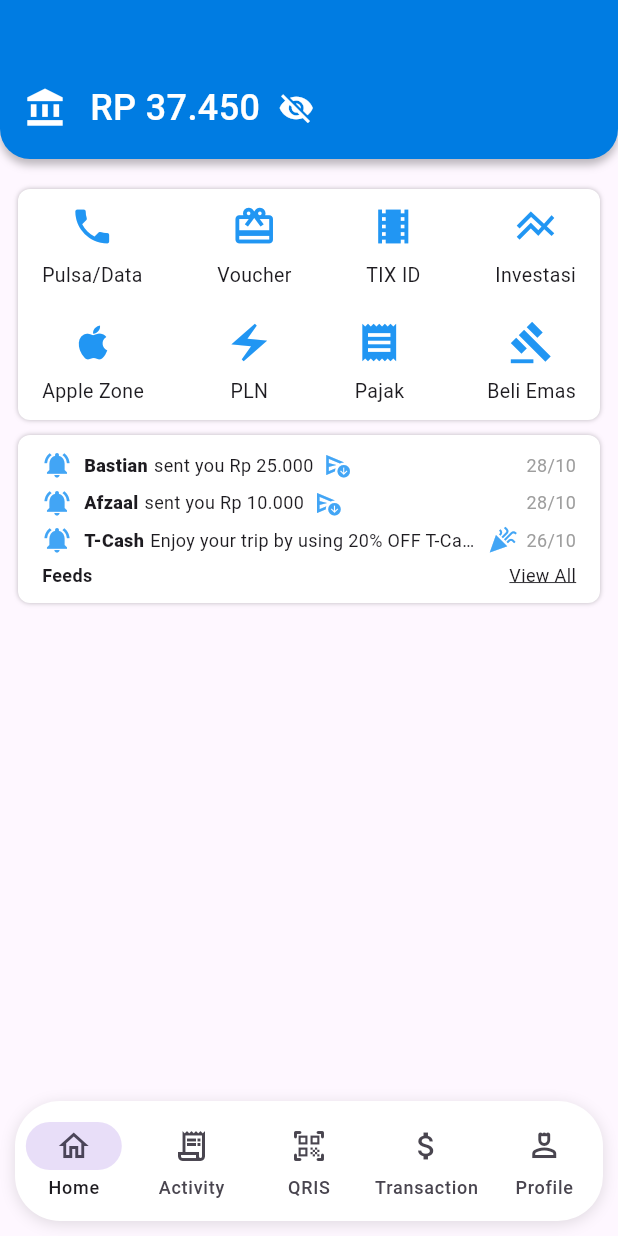
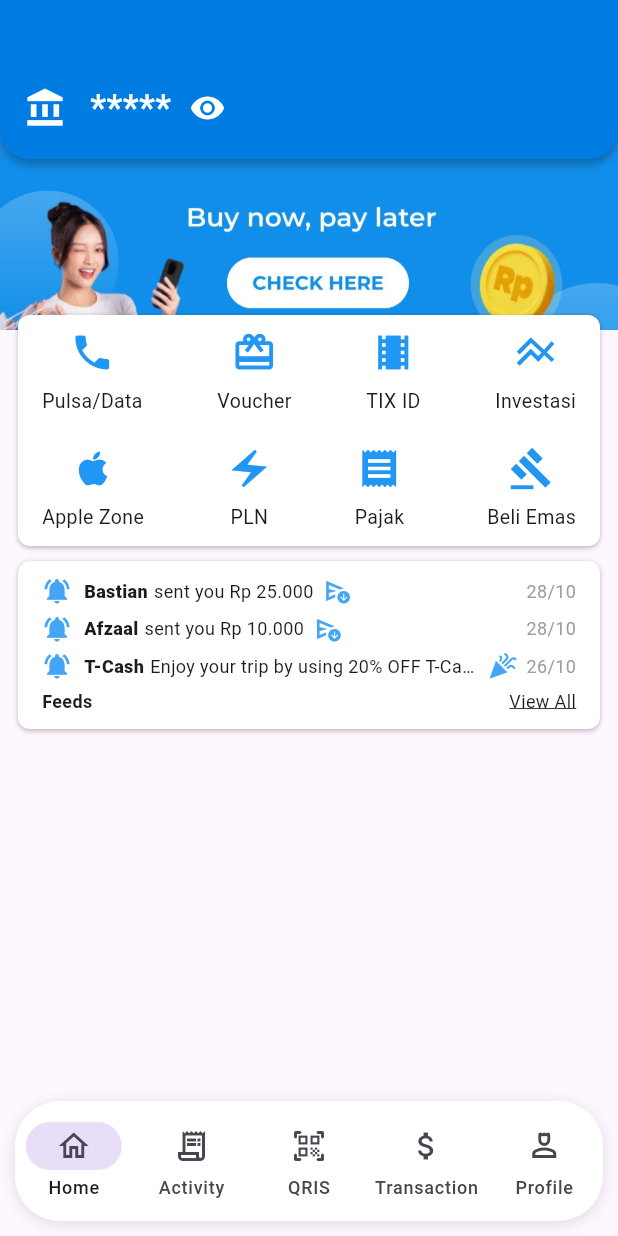
Before and after one commit to SiEncan/T-Cash, a Flutter app: the screen it shows after launch, on a phone screen of 412 x 824 dp. Run offline on Flutter 3.47's test engine with Material 3 defaults, Android fonts, the phone set to English and light mode, and no system bars.

Commit message:
add ads banner, separate top balance widget

```diff
--- a/lib/home_tab.dart
+++ b/lib/home_tab.dart
@@ -1,15 +1,9 @@
 import 'package:fintar/pulsa.dart';
 import 'package:flutter/material.dart';
+import 'package:fintar/widgets/top_balance_widget.dart';
 
-class HomeTab extends StatefulWidget {
+class HomeTab extends StatelessWidget {
   const HomeTab({super.key});
-
-  @override
-  _HomeTabState createState() => _HomeTabState();
-}
-
-class _HomeTabState extends State<HomeTab> {
-  bool _isBalanceVisible = true; // Variabel untuk mengontrol visibilitas saldo
 
   @override
   Widget build(BuildContext context) {
@@ -17,15 +11,30 @@
       body: Stack(
         children: [
           SingleChildScrollView(
+            child: Stack(
+              children: [
+                Stack(children: [
+                  Container(
+                      color: const Color.fromARGB(255, 25, 140, 235),
+                      width: 500,
+                      height: 220),
+                  Positioned(
+                    top: 62, // posisi dari atas
+                    child: Image.asset(
+                      'img/ads.jpg',
+                      width: 412,
+                      height: 200,
+                    ),
+                  )
+                ]),
+                Padding(
                   padding: const EdgeInsets.only(
-                top: 106), // Padding untuk konten di bawah container biru
+                      top: 190), // Padding untuk konten di bawah container biru
                   child: Column(
                     children: [
                       // kumpulan icon fitur
                       Container(
-                  margin:
-                      // const EdgeInsets.symmetric(vertical: 20, horizontal: 12),
-                      const EdgeInsets.fromLTRB(12, 20, 12, 10),
+                        margin: const EdgeInsets.fromLTRB(12, 20, 12, 10),
                         padding: const EdgeInsets.fromLTRB(16, 10, 16, 10),
                         decoration: BoxDecoration(
                           color: Colors.white,
@@ -34,7 +43,7 @@
                             BoxShadow(
                               color: Colors.black26,
                               blurRadius: 2,
-                        // offset: Offset(0, 2),
+                              offset: Offset(0, 1),
                             ),
                           ],
                         ),
@@ -43,21 +52,24 @@
                             Row(
                               mainAxisAlignment: MainAxisAlignment.spaceBetween,
                               children: [
-                          _featureIcon(Icons.phone, 'Pulsa/Data', Colors.blue,
-                              () {
-                            Navigator.of(context)
-                                .push(_createRoute(const Pulsa(), 2.0, 0));
+                                _featureIcon(
+                                    Icons.phone, 'Pulsa/Data', Colors.blue, () {
+                                  Navigator.of(context).push(
+                                      _createRoute(const Pulsa(), 2.0, 0));
                                 }),
                                 _featureIcon(
-                              Icons.card_giftcard, 'Voucher', Colors.blue, () {
+                                    Icons.card_giftcard, 'Voucher', Colors.blue,
+                                    () {
                                   // gesture
                                 }),
                                 _featureIcon(
-                              Icons.local_movies, 'TIX ID', Colors.blue, () {
+                                    Icons.local_movies, 'TIX ID', Colors.blue,
+                                    () {
                                   // gesture
                                 }),
                                 _featureIcon(
-                              Icons.line_axis, 'Investasi', Colors.blue, () {
+                                    Icons.line_axis, 'Investasi', Colors.blue,
+                                    () {
                                   // gesture
                                 }),
                               ],
@@ -66,20 +78,20 @@
                             Row(
                               mainAxisAlignment: MainAxisAlignment.spaceBetween,
                               children: [
-                          _featureIcon(Icons.apple, 'Apple Zone', Colors.blue,
-                              () {
+                                _featureIcon(
+                                    Icons.apple, 'Apple Zone', Colors.blue, () {
+                                  // gesture
+                                }),
+                                _featureIcon(Icons.electric_bolt_sharp, 'PLN',
+                                    Colors.blue, () {
                                   // gesture
                                 }),
                                 _featureIcon(
-                              Icons.electric_bolt_sharp, 'PLN', Colors.blue,
-                              () {
+                                    Icons.receipt, 'Pajak', Colors.blue, () {
                                   // gesture
                                 }),
-                          _featureIcon(Icons.receipt, 'Pajak', Colors.blue, () {
-                            // gesture
-                          }),
-                          _featureIcon(Icons.gavel, 'Beli Emas', Colors.blue,
-                              () {
+                                _featureIcon(
+                                    Icons.gavel, 'Beli Emas', Colors.blue, () {
                                   // gesture
                                 }),
                               ],
@@ -97,7 +109,7 @@
                             BoxShadow(
                               color: Colors.black26,
                               blurRadius: 2,
-                        // offset: Offset(0, 2),
+                              offset: Offset(0, 1),
                             ),
                           ],
                         ),
@@ -112,7 +124,8 @@
                                 const Text(
                                   "Bastian",
                                   style: TextStyle(
-                                fontSize: 12, fontWeight: FontWeight.w800),
+                                      fontSize: 12,
+                                      fontWeight: FontWeight.w800),
                                 ),
                                 const SizedBox(width: 4),
                                 const Text(
@@ -125,7 +138,8 @@
                                 const Spacer(),
                                 const Text(
                                   "28/10",
-                            style: TextStyle(fontSize: 12, color: Colors.grey),
+                                  style: TextStyle(
+                                      fontSize: 12, color: Colors.grey),
                                 ),
                               ],
                             ),
@@ -139,7 +153,8 @@
                                 const Text(
                                   "Afzaal",
                                   style: TextStyle(
-                                fontSize: 12, fontWeight: FontWeight.w800),
+                                      fontSize: 12,
+                                      fontWeight: FontWeight.w800),
                                 ),
                                 const SizedBox(width: 4),
                                 const Text(
@@ -152,7 +167,8 @@
                                 const Spacer(),
                                 const Text(
                                   "28/10",
-                            style: TextStyle(fontSize: 12, color: Colors.grey),
+                                  style: TextStyle(
+                                      fontSize: 12, color: Colors.grey),
                                 ),
                               ],
                             ),
@@ -165,7 +181,8 @@
                                 const Text(
                                   "T-Cash",
                                   style: TextStyle(
-                                fontSize: 12, fontWeight: FontWeight.w800),
+                                      fontSize: 12,
+                                      fontWeight: FontWeight.w800),
                                 ),
                                 const SizedBox(width: 4),
                                 const Flexible(
@@ -182,7 +199,8 @@
                                 const SizedBox(width: 6),
                                 const Text(
                                   "26/10",
-                            style: TextStyle(fontSize: 12, color: Colors.grey),
+                                  style: TextStyle(
+                                      fontSize: 12, color: Colors.grey),
                                 ),
                               ],
                             ),
@@ -192,15 +210,16 @@
                               children: [
                                 const Text(
                                   style: TextStyle(
-                                fontSize: 12, fontWeight: FontWeight.bold),
+                                      fontSize: 12,
+                                      fontWeight: FontWeight.bold),
                                   "Feeds",
                                   textAlign: TextAlign.right,
                                 ),
                                 const Spacer(),
                                 GestureDetector(
                                   onTap: () {
-                              Navigator.of(context)
-                                  .push(_createRoute(const Pulsa(), 0, 1.0));
+                                    Navigator.of(context).push(
+                                        _createRoute(const Pulsa(), 0, 1.0));
                                   },
                                   child: const Text(
                                     "View All",
@@ -218,79 +237,11 @@
                     ],
                   ),
                 ),
-          Container(
-            padding: const EdgeInsets.only(top: 42), // Padding ke atas layar hp
-            height: 106, // Tinggi Container
-            decoration: const BoxDecoration(
-              color: Color.fromARGB(255, 0, 124, 226),
-              borderRadius: BorderRadius.only(
-                bottomLeft: Radius.circular(20),
-                bottomRight: Radius.circular(20),
-              ),
-              boxShadow: [
-                BoxShadow(
-                  color: Colors.black26,
-                  blurRadius: 4,
-                  offset: Offset(0, 4),
-                ),
-              ],
-            ),
-            child: Column(
-              children: [
-                Row(
-                  mainAxisAlignment: MainAxisAlignment.start,
-                  children: [
-                    const Padding(
-                      padding:
-                          EdgeInsets.all(16.0), // Jarak antara icon dan tepi
-                      child: Icon(
-                        Icons.account_balance,
-                        color: Colors.white,
-                        size: 28,
-                      ),
-                    ),
-                    // Widget menampilkan saldo
-                    _BalanceDisplay(isVisible: _isBalanceVisible),
-                    // Tombol hide/unhide saldo
-                    IconButton(
-                      icon: Icon(
-                        _isBalanceVisible
-                            ? Icons.visibility_off
-                            : Icons.visibility,
-                        color: Colors.white,
-                      ),
-                      onPressed: () {
-                        setState(() {
-                          _isBalanceVisible =
-                              !_isBalanceVisible; // Toggle saldo visibility
-                        });
-                      },
-                    ),
-                  ],
-                ),
               ],
             ),
           ),
+          const BalanceDisplayWidget()
         ],
-      ),
-    );
-  }
-}
-
-// Widget untuk menampilkan saldo
-class _BalanceDisplay extends StatelessWidget {
-  final bool isVisible;
-
-  const _BalanceDisplay({required this.isVisible});
-
-  @override
-  Widget build(BuildContext context) {
-    return Text(
-      isVisible ? 'RP 37.450' : '*****', // saldo atau tanda bintang
-      style: const TextStyle(
-        color: Colors.white,
-        fontSize: 24,
-        fontWeight: FontWeight.w500,
       ),
     );
   }
--- /dev/null
+++ b/lib/widgets/top_balance_widget.dart
@@ -0,0 +1,85 @@
+import 'package:flutter/material.dart';
+
+class BalanceDisplayWidget extends StatefulWidget {
+  const BalanceDisplayWidget({super.key});
+
+  @override
+  // ignore: library_private_types_in_public_api
+  _BalanceDisplayWidgetState createState() => _BalanceDisplayWidgetState();
+}
+
+class _BalanceDisplayWidgetState extends State<BalanceDisplayWidget> {
+  bool _isBalanceVisible = false; // Inisialisasi dengan default false
+
+  @override
+  Widget build(BuildContext context) {
+    return Container(
+      padding: const EdgeInsets.only(top: 42), // Padding ke atas layar hp
+      height: 106, // Tinggi Container
+      decoration: const BoxDecoration(
+        color: Color.fromARGB(255, 0, 124, 226),
+        borderRadius: BorderRadius.only(
+          bottomLeft: Radius.circular(20),
+          bottomRight: Radius.circular(20),
+        ),
+        boxShadow: [
+          BoxShadow(
+            color: Colors.black26,
+            blurRadius: 4,
+            offset: Offset(0, 4),
+          ),
+        ],
+      ),
+      child: Column(
+        children: [
+          Row(
+            mainAxisAlignment: MainAxisAlignment.start,
+            children: [
+              const Padding(
+                padding: EdgeInsets.all(16.0), // Jarak antara icon dan tepi
+                child: Icon(
+                  Icons.account_balance,
+                  color: Colors.white,
+                  size: 28,
+                ),
+              ),
+              // Widget menampilkan saldo
+              _BalanceDisplay(isVisible: _isBalanceVisible),
+              // Tombol hide/unhide saldo
+              IconButton(
+                icon: Icon(
+                  _isBalanceVisible ? Icons.visibility_off : Icons.visibility,
+                  color: Colors.white,
+                ),
+                onPressed: () {
+                  setState(() {
+                    _isBalanceVisible =
+                        !_isBalanceVisible; // Toggle saldo visibility
+                  });
+                },
+              ),
+            ],
+          ),
+        ],
+      ),
+    );
+  }
+}
+
+class _BalanceDisplay extends StatelessWidget {
+  final bool isVisible;
+
+  const _BalanceDisplay({required this.isVisible});
+
+  @override
+  Widget build(BuildContext context) {
+    return Text(
+      isVisible ? 'RP 37.450' : '*****', // saldo atau tanda bintang
+      style: const TextStyle(
+        color: Colors.white,
+        fontSize: 24,
+        fontWeight: FontWeight.w500,
+      ),
+    );
+  }
+}
--- a/pubspec.yaml
+++ b/pubspec.yaml
@@ -59,7 +59,8 @@
   uses-material-design: true
 
   # To add assets to your application, add an assets section, like this:
-  # assets:
+  assets:
+  - img/ads.jpg
   #   - images/a_dot_burr.jpeg
   #   - images/a_dot_ham.jpeg
 
```
Also changed, not shown: img/ads.jpg (added). Lines whose indentation alone changed are shown as unchanged.
